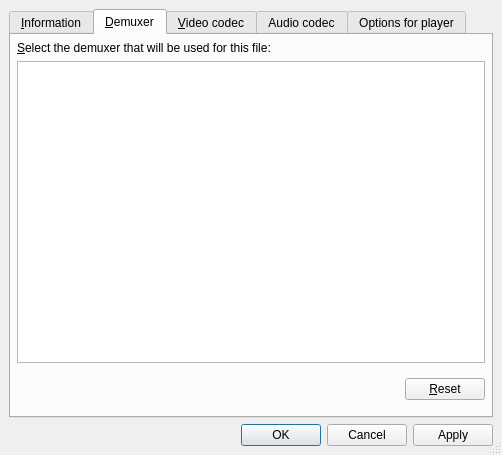
wilbert2000/wzplayer, file src/gui/propertiesdialog.ui: the form before one commit.
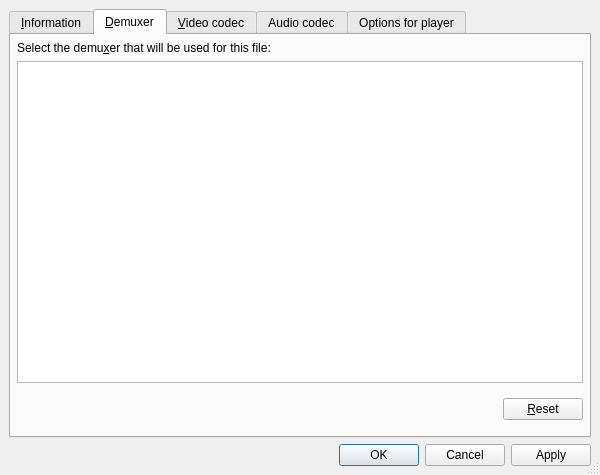
The form after the commit. The open tabs and pages were chosen to show the change.

Commit message: Don't set body colors in HTML

```diff
--- a/src/gui/propertiesdialog.ui
+++ b/src/gui/propertiesdialog.ui
@@ -7,8 +7,8 @@
    <rect>
     <x>0</x>
     <y>0</y>
-    <width>502</width>
-    <height>455</height>
+    <width>600</width>
+    <height>475</height>
    </rect>
   </property>
   <property name="windowTitle">
@@ -66,7 +66,7 @@
        <item>
         <widget class="QLabel" name="textLabel2">
          <property name="text">
-          <string>&amp;Select the demuxer that will be used for this file:</string>
+          <string>Select the demu&amp;xer that will be used for this file:</string>
          </property>
          <property name="wordWrap">
           <bool>false</bool>
```
Left out of the diff: 146 changed lines with no effect on the pictures. The commit also changes 1 other file.
